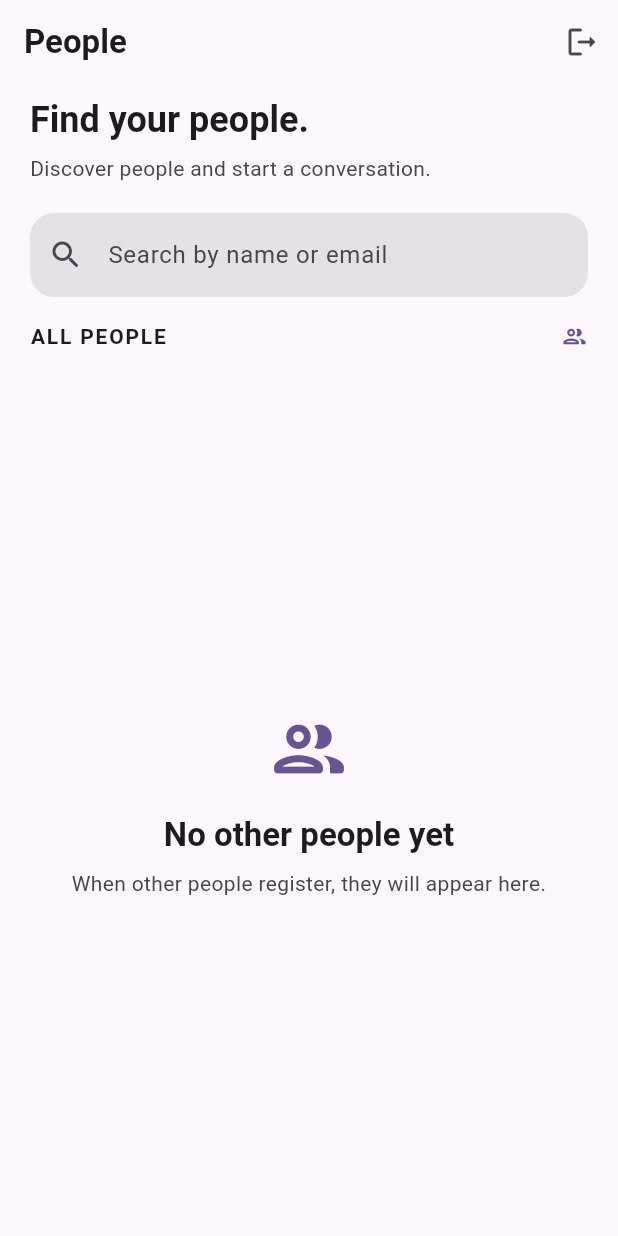
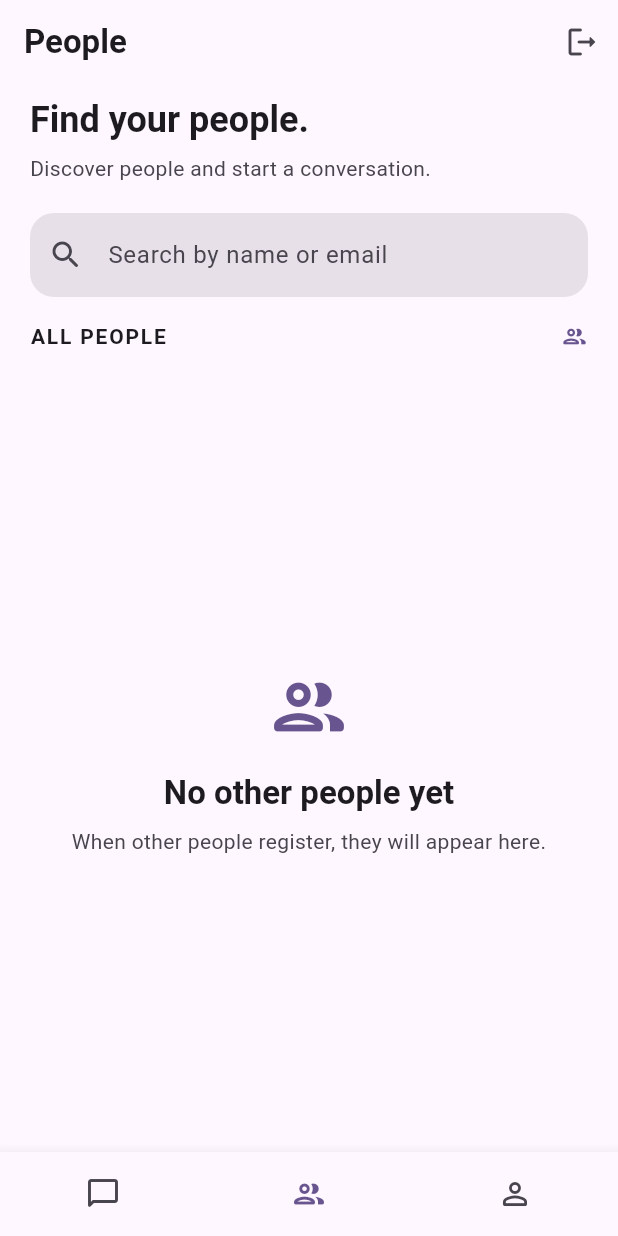
Before and after one commit to MUfoysal/real-chat, a Flutter app: the screen it shows once a user with an empty profile is signed in, on a phone screen of 412 x 824 dp. Run offline on Flutter 3.47's test engine with Material 3 defaults, Android fonts, the phone set to English and light mode, and no system bars; drawn by our look-alikes of animated_bottom_navigation_bar; our stand-ins replace cloud_firestore, firebase_auth, firebase_core; accounts and stored records are empty.

Commit message:
feat: add animated bottom navigation

```diff
--- a/lib/features/auth/presentation/auth_gate.dart
+++ b/lib/features/auth/presentation/auth_gate.dart
@@ -1,9 +1,10 @@
+
 import 'package:firebase_auth/firebase_auth.dart';
 import 'package:flutter/material.dart';
 
 import '../data/auth_repository.dart';
 import 'pages/login_page.dart';
-import '../../chat/presentation/pages/users_page.dart';
+import '../../navigation/presentation/pages/main_navigation_page.dart';
 
 class AuthGate extends StatelessWidget {
   AuthGate({super.key});
@@ -40,7 +41,7 @@ class AuthGate extends StatelessWidget {
         final user = snapshot.data;
 
         if (user != null) {
-          return UsersPage(currentUser: user);
+          return MainNavigationPage(currentUser: user);
         }
 
         return const LoginPage();
--- a/lib/features/chat/presentation/pages/chat_page.dart
+++ b/lib/features/chat/presentation/pages/chat_page.dart
@@ -328,7 +328,7 @@ class _ChatPageState extends State<ChatPage> {
                               debugPrint('CONVERSATION ERROR: $error');
                               debugPrintStack(stackTrace: stackTrace);
 
-                              if (!mounted) return;
+                              if (!context.mounted) return;
 
                               ScaffoldMessenger.of(context).showSnackBar(
                                 SnackBar(
--- /dev/null
+++ b/lib/features/navigation/presentation/pages/main_navigation_page.dart
@@ -0,0 +1,122 @@
+
+import 'package:animated_bottom_navigation_bar/animated_bottom_navigation_bar.dart';
+import 'package:firebase_auth/firebase_auth.dart';
+import 'package:flutter/material.dart';
+import 'package:real_chat/features/chat/presentation/pages/users_page.dart';
+
+
+
+class MainNavigationPage extends StatefulWidget {
+  const MainNavigationPage({
+    super.key,
+    required this.currentUser,
+  });
+
+  final User currentUser;
+
+  @override
+  State<MainNavigationPage> createState() => _MainNavigationPageState();
+}
+
+class _MainNavigationPageState extends State<MainNavigationPage> {
+  int _selectedIndex = 1;
+
+  static const List<IconData> _icons = [
+    Icons.chat_bubble_outline_rounded,
+    Icons.people_outline_rounded,
+    Icons.person_outline_rounded,
+  ];
+
+  @override
+  Widget build(BuildContext context) {
+    final theme = Theme.of(context);
+    final colors = theme.colorScheme;
+
+    final pages = [
+      const _PlaceholderPage(
+        icon: Icons.chat_bubble_outline_rounded,
+        title: 'Chats',
+        message: 'Your conversations will appear here.',
+      ),
+      UsersPage(currentUser: widget.currentUser),
+      const _PlaceholderPage(
+        icon: Icons.person_outline_rounded,
+        title: 'Profile',
+        message: 'Your profile will appear here.',
+      ),
+    ];
+
+    return Scaffold(
+      body: IndexedStack(
+        index: _selectedIndex,
+        children: pages,
+      ),
+      bottomNavigationBar: AnimatedBottomNavigationBar(
+        icons: _icons,
+        activeIndex: _selectedIndex,
+        onTap: (index) {
+          setState(() {
+            _selectedIndex = index;
+          });
+        },
+        gapLocation: GapLocation.none,
+        notchSmoothness: NotchSmoothness.softEdge,
+        leftCornerRadius: 24,
+        rightCornerRadius: 24,
+        backgroundColor: colors.surface,
+        activeColor: colors.primary,
+        inactiveColor: colors.onSurfaceVariant,
+        elevation: 8,
+      ),
+    );
+  }
+}
+
+class _PlaceholderPage extends StatelessWidget {
+  const _PlaceholderPage({
+    required this.icon,
+    required this.title,
+    required this.message,
+  });
+
+  final IconData icon;
+  final String title;
+  final String message;
+
+  @override
+  Widget build(BuildContext context) {
+    final theme = Theme.of(context);
+    final colors = theme.colorScheme;
+
+    return Scaffold(
+      appBar: AppBar(
+        title: Text(
+          title,
+          style: const TextStyle(fontWeight: FontWeight.bold),
+        ),
+      ),
+      body: Center(
+        child: Padding(
+          padding: const EdgeInsets.all(24),
+          child: Column(
+            mainAxisSize: MainAxisSize.min,
+            children: [
+              Icon(icon, size: 64, color: colors.primary),
+              const SizedBox(height: 16),
+              Text(
+                title,
+                style: theme.textTheme.headlineSmall,
+              ),
+              const SizedBox(height: 8),
+              Text(
+                message,
+                textAlign: TextAlign.center,
+                style: TextStyle(color: colors.onSurfaceVariant),
+              ),
+            ],
+          ),
+        ),
+      ),
+    );
+  }
+}
--- a/pubspec.yaml
+++ b/pubspec.yaml
@@ -40,6 +40,7 @@ dependencies:
   firebase_auth: ^7.0.1
   google_sign_in: ^7.2.0
   cloud_firestore: ^7.1.0
+  animated_bottom_navigation_bar: ^1.4.1
 
 dev_dependencies:
   flutter_test:
```
Also changed, not shown: pubspec.lock.
